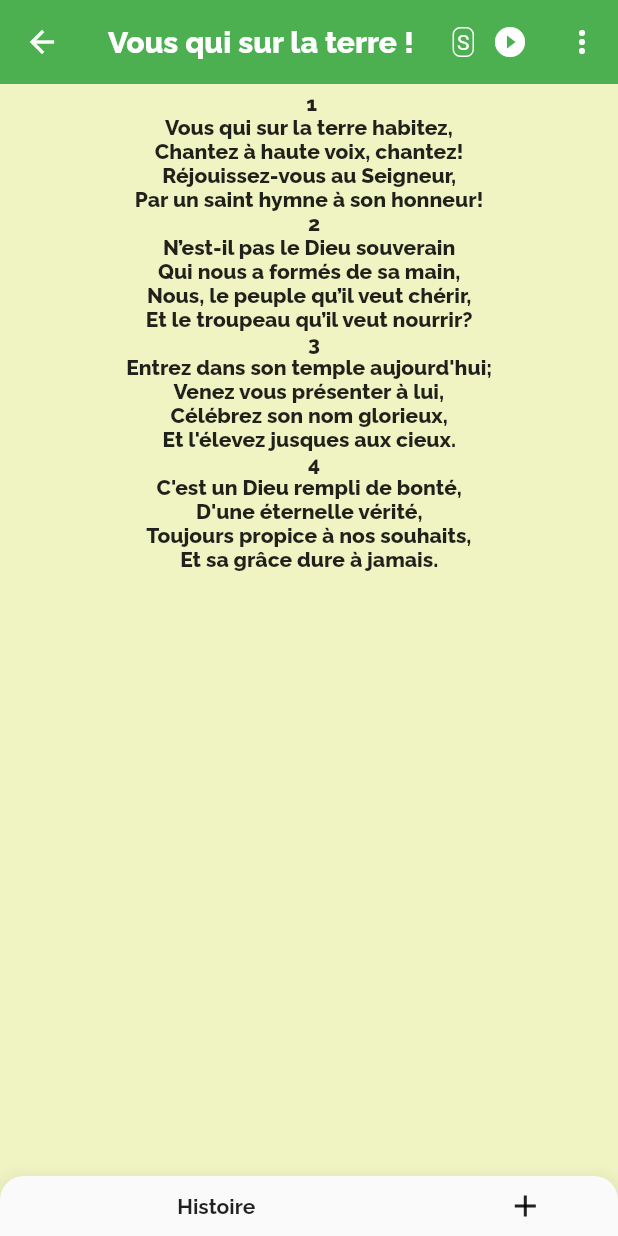
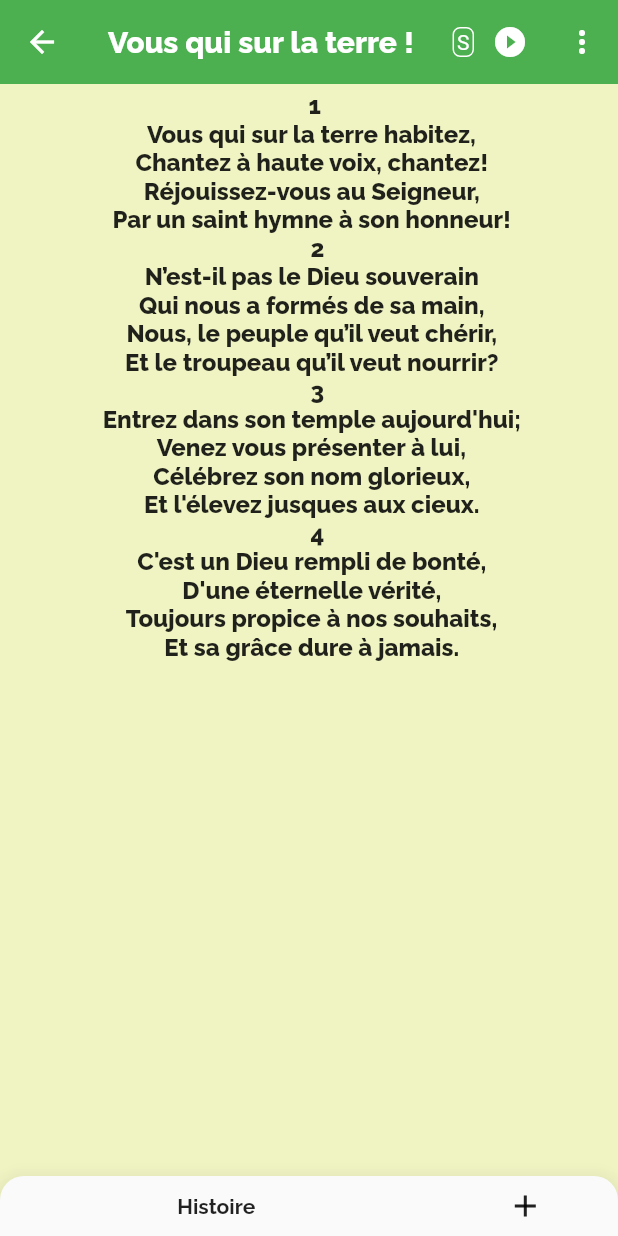
Before and after one commit to 7kit/hymnes, a Flutter app: the UniqueOne screen opened by its route, on a phone screen of 412 x 824 dp. Run offline on Flutter 3.47's test engine with Material 2 defaults, Android fonts, the light colour scheme and no system bars; our stand-ins replace audioplayers, intro_slider, shared_preferences; accounts and stored records are empty.

Commit message:
TextScalingInHymneReading

```diff
--- a/lib/Screens/UniqueOne.dart
+++ b/lib/Screens/UniqueOne.dart
@@ -31,6 +31,11 @@ class _UniqueOneState extends State<UniqueOne>
   bool playing = false;
   bool stopped = true;
   bool paused = false;
+  // fontScaling property
+  double _fontSize = 16;
+  final double _baseFontSize = 16;
+  double _fontScale = 1;
+  double _baseFontScale = 1;
   @override
   initState() {
     print('bhbgvgvg');
@@ -89,6 +94,12 @@ class _UniqueOneState extends State<UniqueOne>
     }
   }
 
+  double fontReturn(double data) {
+    if (data <= 16) return 16;
+    if (data >= 32) return 32;
+    return data;
+  }
+
   Widget _myCustomDropDown() {
     return (new GestureDetector(
         onTap: () {
@@ -120,16 +131,29 @@ class _UniqueOneState extends State<UniqueOne>
         height: MediaQuery.of(context).size.height - 20.0,
         child: new Stack(
           children: <Widget>[
-            SingleChildScrollView(
+            GestureDetector(
+              onScaleStart: (ScaleStartDetails scaleStartDetails) {
+                _baseFontScale = _fontScale;
+              },
+              onScaleUpdate: (ScaleUpdateDetails scaleUpdateDetails) {
+                setState(() {
+                  _fontScale =
+                      (_baseFontScale * scaleUpdateDetails.scale).clamp(0.5, 5);
+                  _fontSize = fontReturn(_fontScale * _baseFontSize);
+                });
+              },
+              child: SingleChildScrollView(
                 child: new Center(
                   child: Padding(
                     padding: const EdgeInsets.fromLTRB(10.0, 5.0, 10.0, 40.0),
-                  child: new SelectableText(
+                    child: new Text(
                       brain.getHymneChant(widget.numero - 1),
                       textAlign: TextAlign.center,
                       style: TextStyle(
+                        fontSize: _fontSize,
                         fontFamily: 'Raleway',
                         fontWeight: FontWeight.w800,
+                      ),
                     ),
                   ),
                 ),
@@ -184,7 +208,7 @@ class _UniqueOneState extends State<UniqueOne>
                         child: Padding(
                       padding: const EdgeInsets.all(10.0),
                       child: new Text(
-                        brain.getHymneHistoire(widget.numero -1),
+                        brain.getHymneHistoire(widget.numero - 1),
                         textAlign: TextAlign.justify,
                         style: TextStyle(
                           fontFamily: 'Raleway',
@@ -221,7 +245,7 @@ class _UniqueOneState extends State<UniqueOne>
           title: MarqueeWidget(
             direction: Axis.horizontal,
             child: new Text(
-              brain.getHymneTitre(widget.numero -1),
+              brain.getHymneTitre(widget.numero - 1),
               style: TextStyle(
                 fontFamily: 'Raleway',
                 fontWeight: FontWeight.w800,
@@ -250,8 +274,8 @@ class _UniqueOneState extends State<UniqueOne>
                     stopped = false;
                   });
                   print('playing $voix');
-                  await localTo
-                      .play(brain.getHymneAudio(widget.numero - 1, voix) + '.mp3');
+                  await localTo.play(
+                      brain.getHymneAudio(widget.numero - 1, voix) + '.mp3');
                 }
               },
             ),
```
Also changed, not shown: 1 other file. Lines whose indentation alone changed are shown as unchanged.
